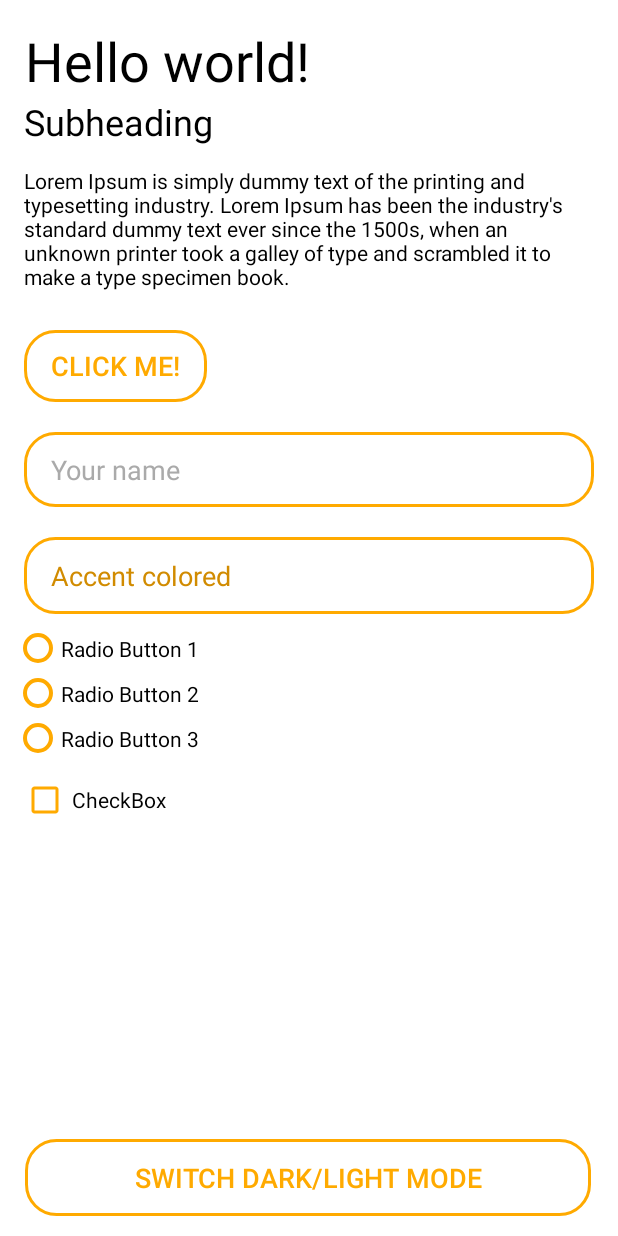
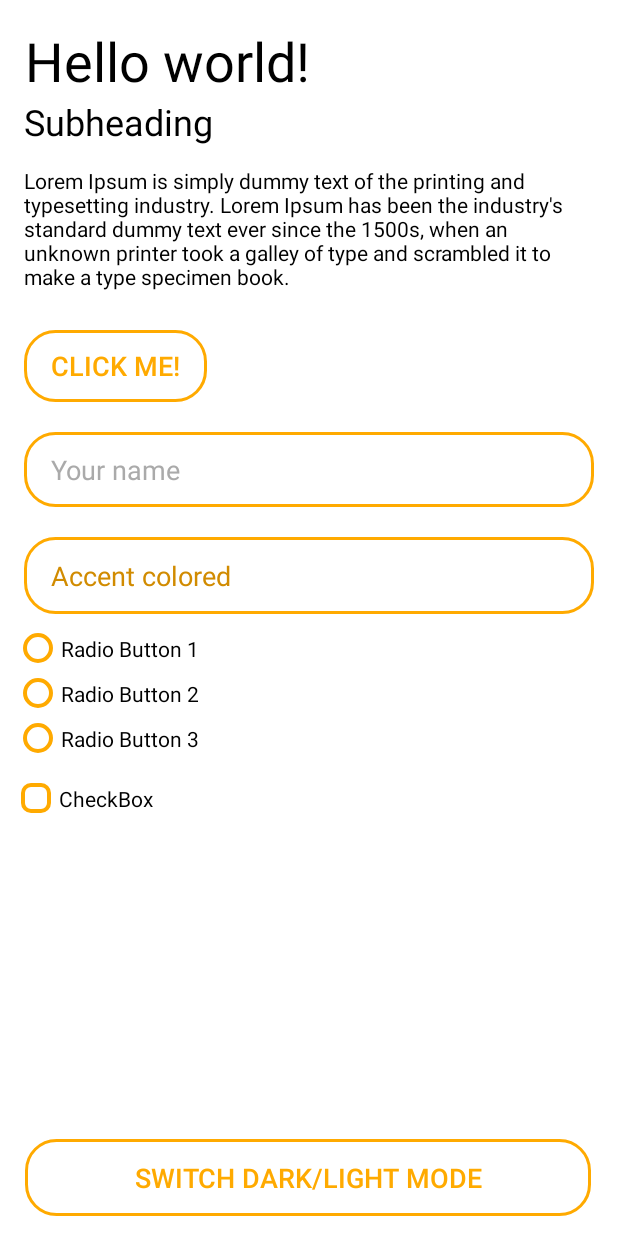
Before and after one commit to githubcatw/Modern, an Android app: the screen it shows after launch (MainActivity), on a phone screen of 412 x 824 dp. Run offline under Robolectric (Android 15) with nearby library versions, the phone set to English and light mode, and no system bars.

Commit message:
Implement custom drawable for CheckBox

```diff
--- a/app/src/main/res/drawable/modern_checkbox_off.xml
+++ b/app/src/main/res/drawable/modern_checkbox_off.xml
@@ -1,6 +1,6 @@
 <?xml version="1.0" encoding="UTF-8"?>
 <shape xmlns:android="http://schemas.android.com/apk/res/android" android:shape="rectangle">
-    <stroke android:width="4px" android:color="@color/primary" />
+    <stroke android:width="4px" android:color="@color/accent" />
     <size android:height="20dp" android:width="20dp"/>
     <corners android:radius="5dp" />
 </shape>
--- a/app/src/main/res/values/styles.xml
+++ b/app/src/main/res/values/styles.xml
@@ -50,9 +50,12 @@
 
     <!-- Checkboxes -->
     <style name="Modern.CheckBox" parent="Widget.AppCompat.CompoundButton.CheckBox">
-        <item name="android:paddingLeft">2dp</item>
+        <item name="android:paddingLeft">5dp</item>
+        <item name="android:paddingTop">5dp</item>
+        <item name="android:paddingBottom">5dp</item>
         <item name="android:colorControlNormal">@color/primary</item>
         <item name="android:textColor">@color/text</item>
+        <item name="android:button">@drawable/modern_checkbox</item>
     </style>
 
     <!-- Radios -->
```
